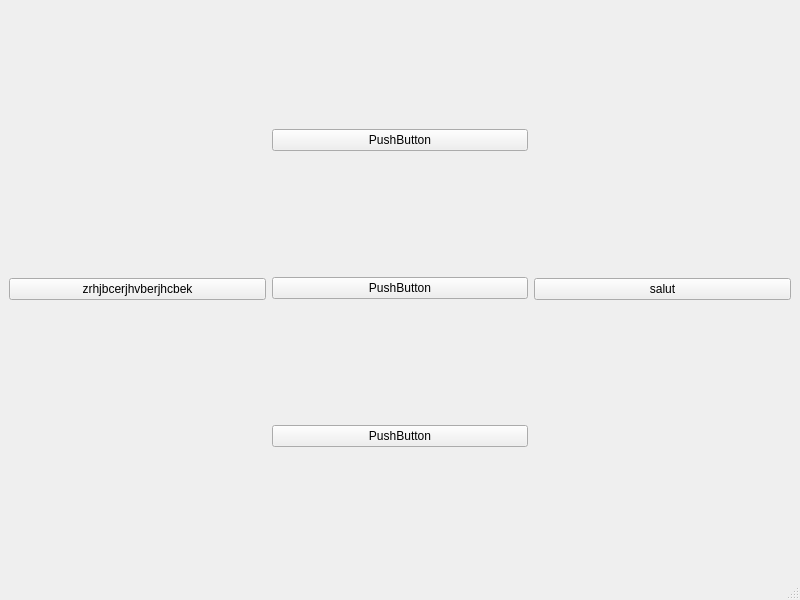
Old version of the form untitled.ui in the repository hug0be/pyhon_app.
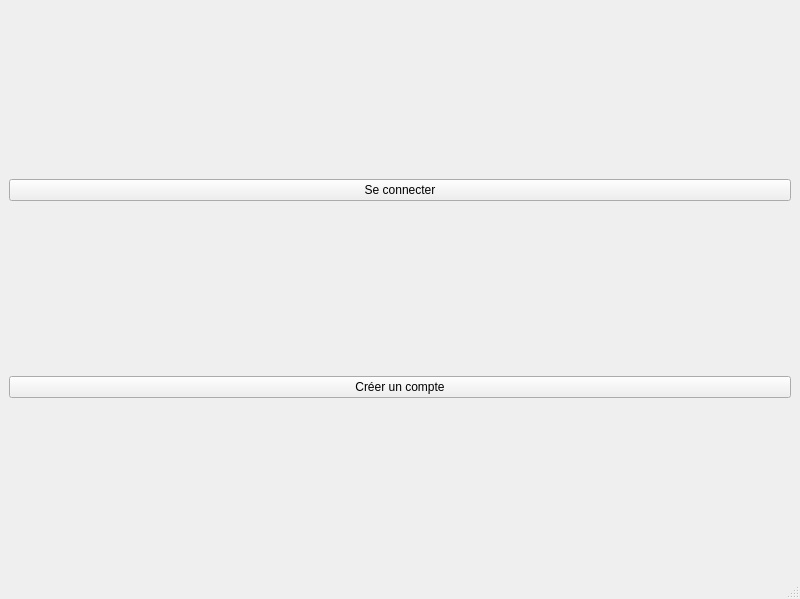
New version of the form.

Commit message: Ajout du favicon, et des deux boutons "se connecter" et "créer un compte"

```diff
--- a/untitled.ui
+++ b/untitled.ui
@@ -7,7 +7,7 @@
     <x>0</x>
     <y>0</y>
     <width>800</width>
-    <height>600</height>
+    <height>599</height>
    </rect>
   </property>
   <property name="windowTitle">
@@ -15,45 +15,33 @@
   </property>
   <widget class="QWidget" name="centralwidget">
    <layout class="QHBoxLayout" name="horizontalLayout">
-    <item>
-     <widget class="QPushButton" name="pushButton_3">
-      <property name="text">
-       <string>zrhjbcerjhvberjhcbek</string>
-      </property>
-     </widget>
-    </item>
     <item>
      <layout class="QVBoxLayout" name="verticalLayout">
-      <item>
-       <widget class="QPushButton" name="pushButton_4">
-        <property name="text">
-         <string>PushButton</string>
-        </property>
-       </widget>
-      </item>
+      <property name="spacing">
+       <number>5</number>
+      </property>
+      <property name="sizeConstraint">
+       <enum>QLayout::SetDefaultConstraint</enum>
+      </property>
+      <property name="leftMargin">
+       <number>0</number>
+      </property>
       <item>
        <widget class="QPushButton" name="pushButton_5">
         <property name="text">
-         <string>PushButton</string>
+         <string>Se connecter</string>
         </property>
        </widget>
       </item>
       <item>
-       <widget class="QPushButton" name="pushButton_2">
+       <widget class="QPushButton" name="pushButton">
         <property name="text">
-         <string>PushButton</string>
+         <string>Créer un compte</string>
         </property>
        </widget>
       </item>
      </layout>
     </item>
-    <item>
-     <widget class="QPushButton" name="pushButton">
-      <property name="text">
-       <string>salut</string>
-      </property>
-     </widget>
-    </item>
    </layout>
   </widget>
   <widget class="QStatusBar" name="statusbar"/>
```
Left out of the diff: 2 changed lines with no effect on the pictures. The commit also changes 1 other file.
